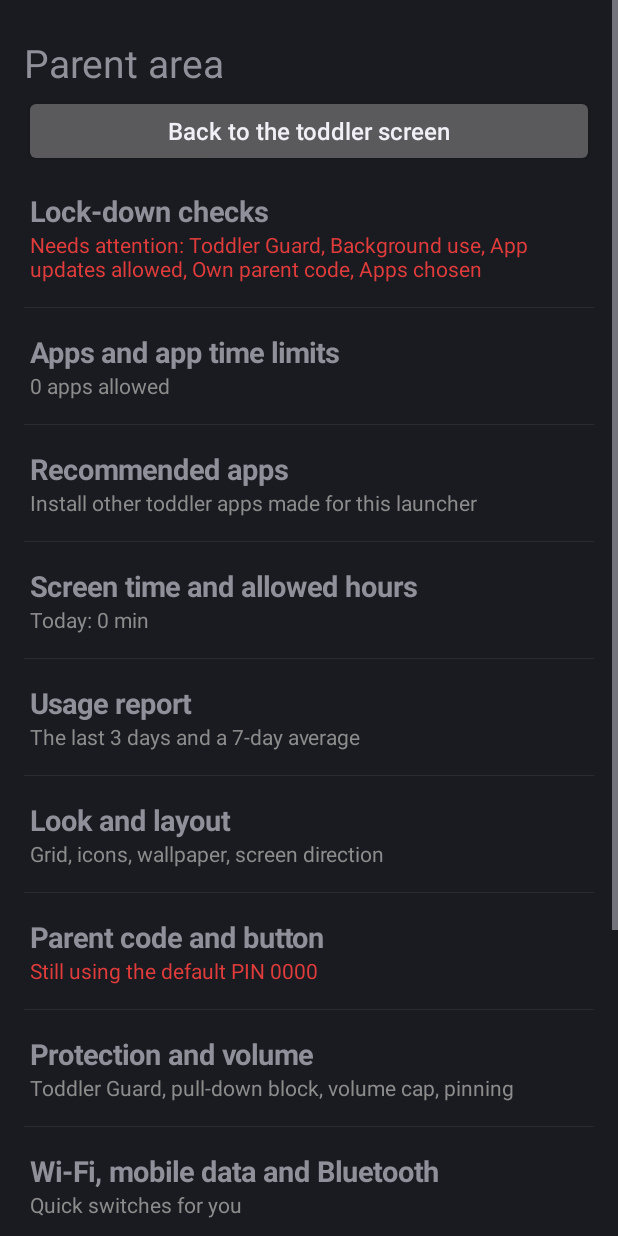
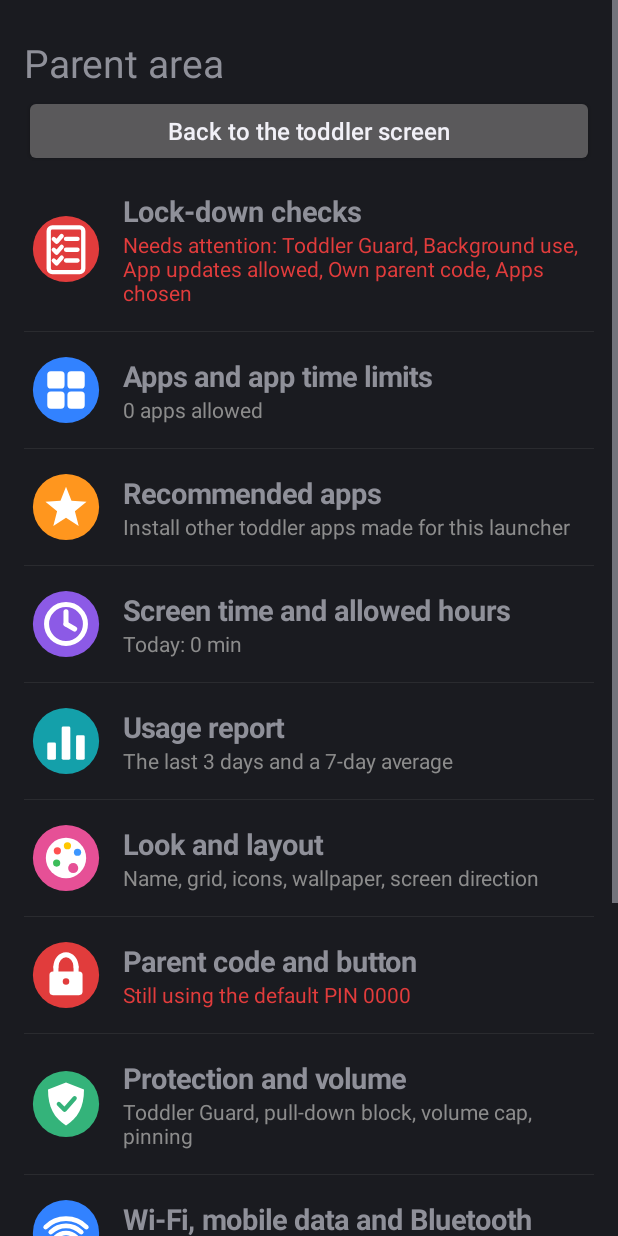
Before and after one commit to minisonmars/toddler-launcher, an Android app: the ParentActivity screen opened directly, with no data from a screen before it, on a phone screen of 412 x 824 dp. Run offline under Robolectric (Android 15) with nearby library versions, the phone set to English and light mode, and no system bars; network calls fail.

Commit message:
Parent area icons, name spacing, colours and touch animations
Co-Authored-By: Claude Opus 5.5 <noreply@anthropic.com>
Claude-Session: https://claude.ai/code/session_0146P2xX46JHztxEaxkGUZK8

```diff
--- a/app/src/main/java/com/toddlerlauncher/Icons.kt
+++ b/app/src/main/java/com/toddlerlauncher/Icons.kt
@@ -12,7 +12,8 @@ import android.view.MotionEvent
 import android.view.View
 import kotlin.math.min
 
-enum class Icon { NONE, GEAR, ARROW_LEFT, ARROW_RIGHT, ARROW_UP, ARROW_DOWN, CLOSE, DOWNLOAD, CHECK, CROSS, PAUSE, MOON, HOURGLASS, REMOTE }
+enum class Icon { NONE, GEAR, ARROW_LEFT, ARROW_RIGHT, ARROW_UP, ARROW_DOWN, CLOSE, DOWNLOAD, CHECK, CROSS, PAUSE, MOON, HOURGLASS, REMOTE,
+    CHECKLIST, GRID, STAR, CLOCK, CHART, PALETTE, LOCK, SHIELD, WIFI, DEVICE }
 
 /**
  * A round button with an icon drawn in code, so every icon has the same size,
@@ -145,6 +146,119 @@ open class RoundIconButton(context: Context, icon: Icon, fill: Int) : View(conte
                 canvas.drawArc(rect, -60f, 60f, false, paint)
                 rect.set(0.42f, 0.14f, 0.94f, 0.66f)
                 canvas.drawArc(rect, -60f, 60f, false, paint)
+            }
+
+            Icon.CHECKLIST -> {
+                strokeStyle(0.06f)
+                rect.set(0.26f, 0.20f, 0.74f, 0.82f)
+                canvas.drawRoundRect(rect, 0.05f, 0.05f, paint)
+                for (k in 0 until 3) {
+                    val y = 0.36f + k * 0.15f
+                    path.reset()
+                    path.moveTo(0.33f, y)
+                    path.lineTo(0.37f, y + 0.04f)
+                    path.lineTo(0.44f, y - 0.04f)
+                    canvas.drawPath(path, paint)
+                    canvas.drawLine(0.50f, y, 0.66f, y, paint)
+                }
+            }
+
+            Icon.GRID -> {
+                fillStyle()
+                for (r in 0 until 2) for (c in 0 until 2) {
+                    rect.set(0.24f + c * 0.28f, 0.24f + r * 0.28f, 0.48f + c * 0.28f, 0.48f + r * 0.28f)
+                    canvas.drawRoundRect(rect, 0.05f, 0.05f, paint)
+                }
+            }
+
+            Icon.STAR -> {
+                fillStyle()
+                path.reset()
+                for (k in 0 until 10) {
+                    val r = if (k % 2 == 0) 0.30f else 0.13f
+                    val a = Math.toRadians((-90 + k * 36).toDouble())
+                    val x = 0.5f + r * kotlin.math.cos(a).toFloat()
+                    val y = 0.52f + r * kotlin.math.sin(a).toFloat()
+                    if (k == 0) path.moveTo(x, y) else path.lineTo(x, y)
+                }
+                path.close()
+                canvas.drawPath(path, paint)
+            }
+
+            Icon.CLOCK -> {
+                strokeStyle(0.07f)
+                canvas.drawCircle(0.5f, 0.5f, 0.27f, paint)
+                canvas.drawLine(0.5f, 0.5f, 0.5f, 0.33f, paint)
+                canvas.drawLine(0.5f, 0.5f, 0.62f, 0.57f, paint)
+            }
+
+            Icon.CHART -> {
+                fillStyle()
+                rect.set(0.24f, 0.52f, 0.36f, 0.76f); canvas.drawRoundRect(rect, 0.02f, 0.02f, paint)
+                rect.set(0.44f, 0.30f, 0.56f, 0.76f); canvas.drawRoundRect(rect, 0.02f, 0.02f, paint)
+                rect.set(0.64f, 0.42f, 0.76f, 0.76f); canvas.drawRoundRect(rect, 0.02f, 0.02f, paint)
+            }
+
+            Icon.PALETTE -> {
+                fillStyle()
+                canvas.drawCircle(0.5f, 0.5f, 0.28f, paint)
+                paint.color = fill
+                canvas.drawCircle(0.60f, 0.64f, 0.07f, paint)
+                paint.color = Color.rgb(255, 80, 80); canvas.drawCircle(0.38f, 0.40f, 0.05f, paint)
+                paint.color = Color.rgb(255, 200, 0); canvas.drawCircle(0.52f, 0.33f, 0.05f, paint)
+                paint.color = Color.rgb(60, 150, 255); canvas.drawCircle(0.66f, 0.42f, 0.05f, paint)
+                paint.color = Color.rgb(60, 190, 90); canvas.drawCircle(0.37f, 0.57f, 0.05f, paint)
+            }
+
+            Icon.LOCK -> {
+                strokeStyle(0.07f)
+                rect.set(0.36f, 0.22f, 0.64f, 0.56f)
+                canvas.drawArc(rect, 180f, 180f, false, paint)
+                canvas.drawLine(0.36f, 0.39f, 0.36f, 0.47f, paint)
+                canvas.drawLine(0.64f, 0.39f, 0.64f, 0.47f, paint)
+                fillStyle()
+                rect.set(0.27f, 0.45f, 0.73f, 0.78f)
+                canvas.drawRoundRect(rect, 0.05f, 0.05f, paint)
+                paint.color = fill
+                canvas.drawCircle(0.5f, 0.59f, 0.045f, paint)
+            }
+
+            Icon.SHIELD -> {
+                fillStyle()
+                path.reset()
+                path.moveTo(0.5f, 0.20f)
+                path.lineTo(0.75f, 0.30f)
+                path.cubicTo(0.75f, 0.55f, 0.66f, 0.70f, 0.5f, 0.80f)
+                path.cubicTo(0.34f, 0.70f, 0.25f, 0.55f, 0.25f, 0.30f)
+                path.close()
+                canvas.drawPath(path, paint)
+                paint.color = fill
+                paint.style = Paint.Style.STROKE
+                paint.strokeWidth = 0.06f
+                path.reset()
+                path.moveTo(0.40f, 0.50f)
+                path.lineTo(0.48f, 0.58f)
+                path.lineTo(0.62f, 0.42f)
+                canvas.drawPath(path, paint)
+            }
+
+            Icon.WIFI -> {
+                strokeStyle(0.065f)
+                for (k in 1..3) {
+                    val r = 0.10f + k * 0.10f
+                    rect.set(0.5f - r, 0.70f - r, 0.5f + r, 0.70f + r)
+                    canvas.drawArc(rect, 225f, 90f, false, paint)
+                }
+                fillStyle()
+                canvas.drawCircle(0.5f, 0.70f, 0.05f, paint)
+            }
+
+            Icon.DEVICE -> {
+                strokeStyle(0.065f)
+                rect.set(0.33f, 0.18f, 0.67f, 0.82f)
+                canvas.drawRoundRect(rect, 0.06f, 0.06f, paint)
+                fillStyle()
+                canvas.drawCircle(0.5f, 0.73f, 0.035f, paint)
             }
 
             Icon.MOON -> {
@@ -286,8 +400,8 @@ class PageDots(context: Context) : View(context) {
 }
 
 /**
- * The child's name in big, chunky letters, each one a different bright colour
- * with a white outline. Uses the phone's playful "casual" font where it has one.
+ * The child's name in big colourful letters. Tapping it makes the letters
+ * bounce, wave, wiggle, spin, grow or wobble.
  */
 class ChildNameView(context: Context) : View(context) {
 
@@ -297,51 +411,131 @@ class ChildNameView(context: Context) : View(context) {
             invalidate()
         }
 
+    /** Extra space between letters, as a fraction of the letter size. */
+    var spacing: Float = 0f
+        set(v) {
+            field = v
+            invalidate()
+        }
+
+    var colours: IntArray = Settings.nameColourSet("rainbow")
+        set(v) {
+            field = v
+            invalidate()
+        }
+
+    /** A key from Settings.NAME_ACTIONS. */
+    var action: String = "random"
+
     private val fill = Paint(Paint.ANTI_ALIAS_FLAG).apply {
         typeface = android.graphics.Typeface.create("casual", android.graphics.Typeface.BOLD)
-        textAlign = Paint.Align.LEFT
+        textAlign = Paint.Align.CENTER
     }
     private val outline = Paint(Paint.ANTI_ALIAS_FLAG).apply {
         typeface = fill.typeface
+        textAlign = Paint.Align.CENTER
         style = Paint.Style.STROKE
         strokeJoin = Paint.Join.ROUND
-        color = Color.WHITE
         setShadowLayer(8f, 0f, 3f, Color.argb(140, 0, 0, 0))
     }
 
-    private val colours = intArrayOf(
-        Color.rgb(255, 70, 70), Color.rgb(255, 150, 30), Color.rgb(255, 205, 0),
-        Color.rgb(60, 190, 90), Color.rgb(40, 150, 255), Color.rgb(150, 90, 255), Color.rgb(255, 90, 180)
-    )
+    private val moves = listOf("bounce", "wave", "wiggle", "spin", "grow", "jelly")
+    private var playing = ""
+    private var startedAt = 0L
+    private var lastRandom = ""
+
+    private val stagger = 70L
+    private fun duration(): Long = when (playing) {
+        "spin" -> 900L
+        "wiggle", "jelly" -> 1000L
+        else -> 1100L
+    }
+
+    @SuppressLint("ClickableViewAccessibility")
+    override fun onTouchEvent(event: MotionEvent): Boolean {
+        if (name.isBlank() || action == "off") return false
+        if (event.action == MotionEvent.ACTION_DOWN) {
+            playing = if (action == "random") moves.filter { it != lastRandom }.random() else action
+            lastRandom = playing
+            startedAt = SystemClock.uptimeMillis()
+            performHapticFeedback(android.view.HapticFeedbackConstants.VIRTUAL_KEY)
+            postInvalidateOnAnimation()
+        }
+        return true
+    }
 
     override fun onDraw(canvas: Canvas) {
         val text = name.trim()
         if (text.isEmpty()) return
-        // Biggest size that fits the space
-        var size = height * 0.78f
+        // Leave room above and below so jumping and growing letters aren't cut off
+        var size = height * 0.6f
         fill.textSize = size
-        val maxW = width * 0.98f
-        val w = fill.measureText(text)
+        fun totalWidth(): Float {
+            val gap = fill.textSize * spacing
+            return text.sumOf { fill.measureText(it.toString()).toDouble() }.toFloat() + gap * (text.length - 1)
+        }
+        val maxW = width * 0.94f
+        val w = totalWidth()
         if (w > maxW) {
             size *= maxW / w
             fill.textSize = size
         }
         outline.textSize = size
         outline.strokeWidth = size * 0.14f
-        val total = fill.measureText(text)
-        var x = (width - total) / 2f
-        val y = height / 2f - (fill.descent() + fill.ascent()) / 2f
+        outline.color = if (colours.size == 1 && colours[0] == Color.WHITE) Color.rgb(60, 60, 90) else Color.WHITE
+        val gap = size * spacing
+        var x = (width - totalWidth()) / 2f
+        val baseY = height / 2f - (fill.descent() + fill.ascent()) / 2f
+        val midY = height / 2f
+
+        val now = SystemClock.uptimeMillis()
+        val elapsed = now - startedAt
+        val dur = duration()
+        val running = playing.isNotEmpty() && elapsed < dur + stagger * text.length
+
         var colourIndex = 0
-        for (ch in text) {
+        for ((i, ch) in text.withIndex()) {
             val s = ch.toString()
-            val bounce = if (colourIndex % 2 == 0) -size * 0.04f else size * 0.04f
-            canvas.drawText(s, x, y + bounce, outline)
+            val cw = fill.measureText(s)
+            val cx = x + cw / 2f
+            // Little up-and-down resting pattern
+            var dy = if (i % 2 == 0) -size * 0.04f else size * 0.04f
+            var rot = 0f
+            var sx = 1f
+            var sy = 1f
+            if (running) {
+                val delay = if (playing == "wave" || playing == "spin") stagger * i else 0L
+                val t = ((elapsed - delay).toFloat() / dur).coerceIn(0f, 1f)
+                val pi = Math.PI.toFloat()
+                when (playing) {
+                    "bounce" -> { // three hops, each lower than the last
+                        val hop = kotlin.math.abs(kotlin.math.sin(t * 3 * pi))
+                        dy -= size * 0.3f * hop * (1f - t)
+                    }
+                    "wave" -> dy -= size * 0.3f * kotlin.math.sin(t * pi)
+                    "wiggle" -> rot = 20f * kotlin.math.sin(t * 6 * pi) * (1f - t) * (if (i % 2 == 0) 1f else -1f)
+                    "spin" -> rot = 360f * (t * t * (3 - 2 * t))
+                    "grow" -> { val g = 1f + 0.4f * kotlin.math.sin(t * pi); sx = g; sy = g }
+                    "jelly" -> {
+                        val k = 0.3f * kotlin.math.sin(t * 5 * pi) * (1f - t)
+                        sx = 1f + k
+                        sy = 1f - k
+                    }
+                }
+            }
+            canvas.save()
+            canvas.translate(0f, dy)
+            if (rot != 0f) canvas.rotate(rot, cx, midY)
+            if (sx != 1f || sy != 1f) canvas.scale(sx, sy, cx, if (playing == "jelly") baseY else midY)
+            canvas.drawText(s, cx, baseY, outline)
             if (!ch.isWhitespace()) {
                 fill.color = colours[colourIndex % colours.size]
                 colourIndex++
             }
-            canvas.drawText(s, x, y + bounce, fill)
-            x += fill.measureText(s)
+            canvas.drawText(s, cx, baseY, fill)
+            canvas.restore()
+            x += cw + gap
         }
+        if (running) postInvalidateOnAnimation() else playing = ""
     }
 }
--- a/app/src/main/java/com/toddlerlauncher/ParentActivity.kt
+++ b/app/src/main/java/com/toddlerlauncher/ParentActivity.kt
@@ -88,39 +88,41 @@ class ParentActivity : Activity() {
         rows.menuItem(
             "Lock-down checks",
             if (missing.isEmpty()) "Everything is set up" else "Needs attention: " + missing.joinToString(", "),
-            warn = missing.isNotEmpty()
+            warn = missing.isNotEmpty(), icon = Icon.CHECKLIST, colour = Ui.GREEN
         ) { startActivity(Intent(this, SetupActivity::class.java)) }
 
-        rows.menuItem("Apps and app time limits", "${settings.allowed.size} apps allowed") { open("apps") }
-        rows.menuItem("Recommended apps", "Install other toddler apps made for this launcher") { open("recommended") }
+        rows.menuItem("Apps and app time limits", "${settings.allowed.size} apps allowed", icon = Icon.GRID, colour = Ui.BLUE) { open("apps") }
+        rows.menuItem("Recommended apps", "Install other toddler apps made for this launcher", icon = Icon.STAR, colour = Ui.ORANGE) { open("recommended") }
 
         val u = Usage(this)
         val limit = if (settings.dailyLimitMin > 0) " of " + Usage.format(Rules.dailyAllowanceSec(settings)) else ""
         rows.menuItem(
             "Screen time and allowed hours",
             "Today: " + Usage.format(u.appSeconds(LocalDate.now())) + limit +
-                if (settings.hoursOn) ". Allowed hours on" else ""
+                if (settings.hoursOn) ". Allowed hours on" else "",
+            icon = Icon.CLOCK, colour = Ui.PURPLE
         ) { open("time") }
-        rows.menuItem("Usage report", "The last 3 days and a 7-day average") { open("report") }
-        rows.menuItem("Look and layout", "Grid, icons, wallpaper, screen direction") { open("look") }
+        rows.menuItem("Usage report", "The last 3 days and a 7-day average", icon = Icon.CHART, colour = Ui.TEAL) { open("report") }
+        rows.menuItem("Look and layout", "Name, grid, icons, wallpaper, screen direction", icon = Icon.PALETTE, colour = Ui.PINK) { open("look") }
         rows.menuItem(
             "Parent code and button",
             if (settings.isDefaultPin() && !settings.hasPattern()) "Still using the default PIN ${Settings.DEFAULT_PIN}"
             else "PIN, pattern, recovery word, gear button",
-            warn = settings.isDefaultPin() && !settings.hasPattern()
+            warn = settings.isDefaultPin() && !settings.hasPattern(), icon = Icon.LOCK, colour = Ui.ORANGE
         ) { open("code") }
         rows.menuItem(
             "Protection and volume",
             if (settings.isPaused()) "Protection is PAUSED" else "Toddler Guard, pull-down block, volume cap, pinning",
-            warn = settings.isPaused()
+            warn = settings.isPaused(), icon = Icon.SHIELD, colour = Ui.GREEN
         ) { open("protect") }
-        rows.menuItem("Wi-Fi, mobile data and Bluetooth", "Quick switches for you") { open("connect") }
+        rows.menuItem("Wi-Fi, mobile data and Bluetooth", "Quick switches for you", icon = Icon.WIFI, colour = Ui.BLUE) { open("connect") }
         rows.menuItem(
             "Remote access",
             if (settings.remoteOn) "On: change settings from your phone's browser" else "Off",
+            icon = Icon.REMOTE, colour = Ui.PURPLE
         ) { open("remote") }
-        rows.menuItem("Updates and backup", "You have version ${Updater.installedVersion(this)}") { open("updates") }
-        rows.menuItem("This device", "Use your normal home screen, uninstall") { open("device") }
+        rows.menuItem("Updates and backup", "You have version ${Updater.installedVersion(this)}", icon = Icon.DOWNLOAD, colour = Ui.TEAL) { open("updates") }
+        rows.menuItem("This device", "Use your normal home screen, uninstall", icon = Icon.DEVICE, colour = Ui.GREY) { open("device") }
     }
 
     private fun closeParentArea() {
@@ -292,6 +294,16 @@ class ParentActivity : Activity() {
                 .setNegativeButton("Cancel", null)
                 .show()
         }
+        rows.choiceRow("Space between letters", Settings.NAME_SPACINGS, settings.nameSpacing) {
+            settings.nameSpacing = it
+        }
+        rows.choiceRow("Colours", Settings.NAME_COLOURS, settings.nameColours) {
+            settings.nameColours = it
+        }
+        rows.choiceRow("When the name is touched", Settings.NAME_ACTIONS, settings.nameAction) {
+            settings.nameAction = it
+        }
+        rows.note("Tap the name on the toddler screen to see it move.")
         rows.header("Grid")
         rows.choiceRow("Columns (across)", Settings.GRID_SIZES, settings.columns.toString()) {
             settings.columns = it.toInt()
--- a/app/src/main/java/com/toddlerlauncher/RemoteServer.kt
+++ b/app/src/main/java/com/toddlerlauncher/RemoteServer.kt
@@ -385,6 +385,9 @@ class RemoteServer(private val ctx: Context) {
             Item("blockPullDown", "Block pulling down notifications", "Protection and volume", "bool", YES_NO) { it.blockPullDown },
             Item("volumeCap", "Highest media volume", "Protection and volume", "int", Settings.VOLUME_CAPS) { it.volumeCap },
             Item("pinScreen", "Pin the toddler screen", "Protection and volume", "bool", YES_NO) { it.pinScreen },
+            Item("nameSpacing", "Space between the name's letters", "Look and layout", "str", Settings.NAME_SPACINGS) { it.nameSpacing },
+            Item("nameColours", "Name colours", "Look and layout", "str", Settings.NAME_COLOURS) { it.nameColours },
+            Item("nameAction", "When the name is touched", "Look and layout", "str", Settings.NAME_ACTIONS) { it.nameAction },
             Item("columns", "Columns (across)", "Look and layout", "int", Settings.GRID_SIZES) { it.columns },
             Item("rows", "Rows (down)", "Look and layout", "int", Settings.GRID_SIZES) { it.rows },
             Item("swapWhenSideways", "Swap rows and columns when sideways", "Look and layout", "bool", YES_NO) { it.swapWhenSideways },
--- a/app/src/main/java/com/toddlerlauncher/Ui.kt
+++ b/app/src/main/java/com/toddlerlauncher/Ui.kt
@@ -22,6 +22,9 @@ object Ui {
     val ORANGE = Color.rgb(255, 150, 30)
     val RED = Color.rgb(225, 60, 60)
     val GREY = Color.rgb(140, 140, 140)
+    val PURPLE = Color.rgb(140, 90, 230)
+    val TEAL = Color.rgb(20, 160, 170)
+    val PINK = Color.rgb(230, 80, 150)
     val SHADE = Color.argb(90, 0, 0, 0)
 
     fun dp(ctx: Context, v: Int): Int = (v * ctx.resources.displayMetrics.density).toInt()
@@ -133,10 +136,14 @@ class Rows(private val activity: Activity, val col: LinearLayout) {
     }
 
     /** A big tappable line in a menu: a title and a smaller line underneath (red when it needs attention). */
-    fun menuItem(title: String, subtitle: String, warn: Boolean = false, onClick: () -> Unit) {
-        val item = LinearLayout(activity).apply {
-            orientation = LinearLayout.VERTICAL
-            setPadding(dp(4), dp(16), dp(4), dp(16))
+    fun menuItem(
+        title: String, subtitle: String, warn: Boolean = false,
+        icon: Icon = Icon.NONE, colour: Int = Ui.GREEN, onClick: () -> Unit
+    ) {
+        val row = LinearLayout(activity).apply {
+            orientation = LinearLayout.HORIZONTAL
+            gravity = Gravity.CENTER_VERTICAL
+            setPadding(dp(4), 0, 0, 0)
             isClickable = true
             isFocusable = true
             val ta = activity.obtainStyledAttributes(intArrayOf(android.R.attr.selectableItemBackground))
@@ -144,6 +151,18 @@ class Rows(private val activity: Activity, val col: LinearLayout) {
             ta.recycle()
             setOnClickListener { onClick() }
         }
+        if (icon != Icon.NONE) {
+            row.addView(RoundIconButton(activity, icon, if (warn) Ui.RED else colour).apply {
+                isClickable = false
+                isFocusable = false
+                isDuplicateParentStateEnabled = true
+            }, LinearLayout.LayoutParams(dp(48), dp(48)).apply { setMargins(0, 0, dp(14), 0) })
+        }
+        val item = LinearLayout(activity).apply {
+            orientation = LinearLayout.VERTICAL
+            setPadding(0, dp(16), dp(4), dp(16))
+        }
+        row.addView(item, LinearLayout.LayoutParams(0, ViewGroup.LayoutParams.WRAP_CONTENT, 1f))
         item.addView(TextView(activity).apply {
             text = title
             textSize = 19f
@@ -154,7 +173,7 @@ class Rows(private val activity: Activity, val col: LinearLayout) {
             textSize = 14f
             setTextColor(if (warn) Ui.RED else Ui.GREY)
         })
-        col.addView(item)
+        col.addView(row)
         col.addView(View(activity).apply { setBackgroundColor(Color.argb(40, 128, 128, 128)) },
             LinearLayout.LayoutParams(ViewGroup.LayoutParams.MATCH_PARENT, dp(1)))
     }
```
Also changed, not shown: app/src/main/java/com/toddlerlauncher/MainActivity.kt (+6 -3 lines), app/src/main/java/com/toddlerlauncher/Settings.kt (+54 -0 lines), 2 other files.
